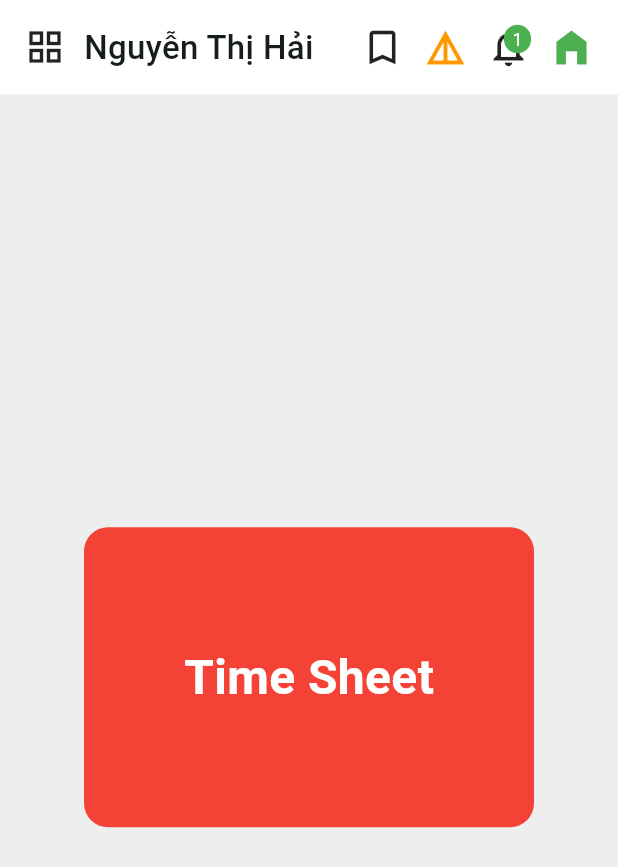
After one commit to NgHaiPhuong/demo_1office, a Flutter app: the TimesheetPage screen opened directly, on a phone screen of 412 x 824 dp. The commit adds this screen. Shown: the top 867 px of the screen. Run offline on Flutter 3.47's test engine with Material 3 defaults, Android fonts, the light colour scheme and no system bars; our stand-ins replace dio, dropdown_button2, flutter_bloc, get_it, pin_code_fields.

```diff
--- a/lib/features/presentation/confirm/page/confirm_page.dart
+++ b/lib/features/presentation/confirm/page/confirm_page.dart
@@ -1,6 +1,9 @@
 import 'package:flutter/material.dart';
+import 'package:flutter_bloc/flutter_bloc.dart';
 
 import '../../verification/page/verification_page.dart';
+import '../bloc/confirm_bloc.dart';
+import '../bloc/confirm_state.dart';
 
 class ConfirmPage extends StatelessWidget {
   const ConfirmPage({super.key, required this.info});
--- a/lib/features/presentation/forgot_pass/page/forgot_pass_page.dart
+++ b/lib/features/presentation/forgot_pass/page/forgot_pass_page.dart
@@ -1,11 +1,10 @@
 import 'dart:math';
-
+import 'package:demo_1office/features/presentation/confirm/page/confirm_page.dart';
 import 'package:flutter/gestures.dart';
 import 'package:flutter/material.dart';
 import 'package:flutter_bloc/flutter_bloc.dart';
 
 import '../../../../core/utils/utils.dart';
-import '../../confirm/page/confirm_page.dart';
 import '../bloc/forgot_pass_bloc.dart';
 import '../bloc/forgot_pass_state.dart';
 
--- /dev/null
+++ b/lib/features/presentation/home/widget/home_header.dart
@@ -0,0 +1,70 @@
+import 'package:flutter/material.dart';
+
+class HomeHeader extends StatelessWidget {
+  final String userName;
+  const HomeHeader({super.key, required this.userName});
+
+  @override
+  Widget build(BuildContext context) {
+    return Container(
+      color: Colors.white,
+      margin: const EdgeInsets.only(bottom: 16),
+      padding: const EdgeInsets.all(16),
+      child: Row(
+        children: [
+          const Icon(Icons.grid_view_outlined, size: 28),
+          const SizedBox(width: 12),
+          Expanded(
+            child: Text(
+              userName,
+              style: const TextStyle(fontSize: 22, fontWeight: FontWeight.w500),
+              maxLines: 1,
+              overflow: TextOverflow.visible,
+            ),
+          ),
+          const SizedBox(width: 12),
+          Row(
+            mainAxisSize: MainAxisSize.min,
+            children: [
+              const Icon(Icons.bookmark_border_outlined, size: 30),
+              const SizedBox(width: 12),
+              const Icon(
+                Icons.details_outlined,
+                color: Colors.orange,
+                size: 30,
+              ),
+              const SizedBox(width: 12),
+              Stack(
+                children: [
+                  const Icon(Icons.notifications_none, size: 30),
+                  Positioned(
+                    right: 0,
+                    top: 0,
+                    child: Container(
+                      padding: const EdgeInsets.all(1),
+                      decoration: BoxDecoration(
+                        color: Colors.green,
+                        borderRadius: BorderRadius.circular(10),
+                      ),
+                      constraints: const BoxConstraints(
+                        minWidth: 18,
+                        minHeight: 14,
+                      ),
+                      child: const Text(
+                        '1',
+                        style: TextStyle(color: Colors.white, fontSize: 12),
+                        textAlign: TextAlign.center,
+                      ),
+                    ),
+                  ),
+                ],
+              ),
+              const SizedBox(width: 12),
+              const Icon(Icons.home_filled, color: Colors.green, size: 30),
+            ],
+          ),
+        ],
+      ),
+    );
+  }
+}
--- a/lib/features/presentation/log_in/page/log_in_page.dart
+++ b/lib/features/presentation/log_in/page/log_in_page.dart
@@ -1,3 +1,4 @@
+import 'package:demo_1office/features/presentation/forgot_pass/page/forgot_pass_page.dart';
 import 'package:demo_1office/features/presentation/log_in/bloc/log_in_state.dart';
 import 'package:dropdown_button2/dropdown_button2.dart';
 import 'package:flutter/material.dart';
--- /dev/null
+++ b/lib/features/presentation/timesheet/page/timesheet_page.dart
@@ -0,0 +1,41 @@
+import '../../home/widget/home_header.dart';
+import 'package:flutter/material.dart';
+
+class TimesheetPage extends StatelessWidget {
+  const TimesheetPage({super.key});
+
+  @override
+  Widget build(BuildContext context) {
+    return Scaffold(
+      backgroundColor: Colors.grey[200],
+      body: SafeArea(
+        child: Column(
+          children: [
+            const HomeHeader(userName: 'Nguyễn Thị Hải Phương'),
+            Expanded(
+              child: Center(
+                child: Container(
+                  width: 300,
+                  height: 200,
+                  decoration: BoxDecoration(
+                    color: Colors.red,
+                    borderRadius: BorderRadius.circular(16),
+                  ),
+                  alignment: Alignment.center,
+                  child: const Text(
+                    'Time Sheet',
+                    style: TextStyle(
+                      color: Colors.white,
+                      fontSize: 32,
+                      fontWeight: FontWeight.bold,
+                    ),
+                  ),
+                ),
+              ),
+            ),
+          ],
+        ),
+      ),
+    );
+  }
+}
--- a/lib/features/presentation/verification/page/verification_page.dart
+++ b/lib/features/presentation/verification/page/verification_page.dart
@@ -1,3 +1,4 @@
+import 'package:demo_1office/features/presentation/log_in/page/log_in_page.dart';
 import 'package:flutter/gestures.dart';
 import 'package:flutter/material.dart';
 import 'package:flutter_bloc/flutter_bloc.dart';
--- a/lib/main.dart
+++ b/lib/main.dart
@@ -1,6 +1,7 @@
 import 'package:demo_1office/features/presentation/confirm/bloc/confirm_bloc.dart';
 import 'package:demo_1office/features/presentation/forgot_pass/bloc/forgot_pass_bloc.dart';
 import 'package:demo_1office/features/presentation/log_in/bloc/log_in_bloc.dart';
+import 'package:demo_1office/features/presentation/log_in/page/log_in_page.dart';
 import 'package:demo_1office/features/presentation/verification/bloc/verification_bloc.dart';
 import 'package:flutter/material.dart';
 import 'package:flutter/services.dart';
```
Also changed, not shown: lib/core/utils/functional_item.dart (added, +74 -0 lines), lib/features/presentation/home/page/home_page.dart (+33 -19 lines), lib/features/presentation/navigationbar/page/navigationbar_page.dart (+4 -4 lines), lib/features/presentation/widget/category_bottomsheet.dart (added, +42 -0 lines), lib/features/presentation/widget/individual_bottomsheet.dart (added, +198 -0 lines).
